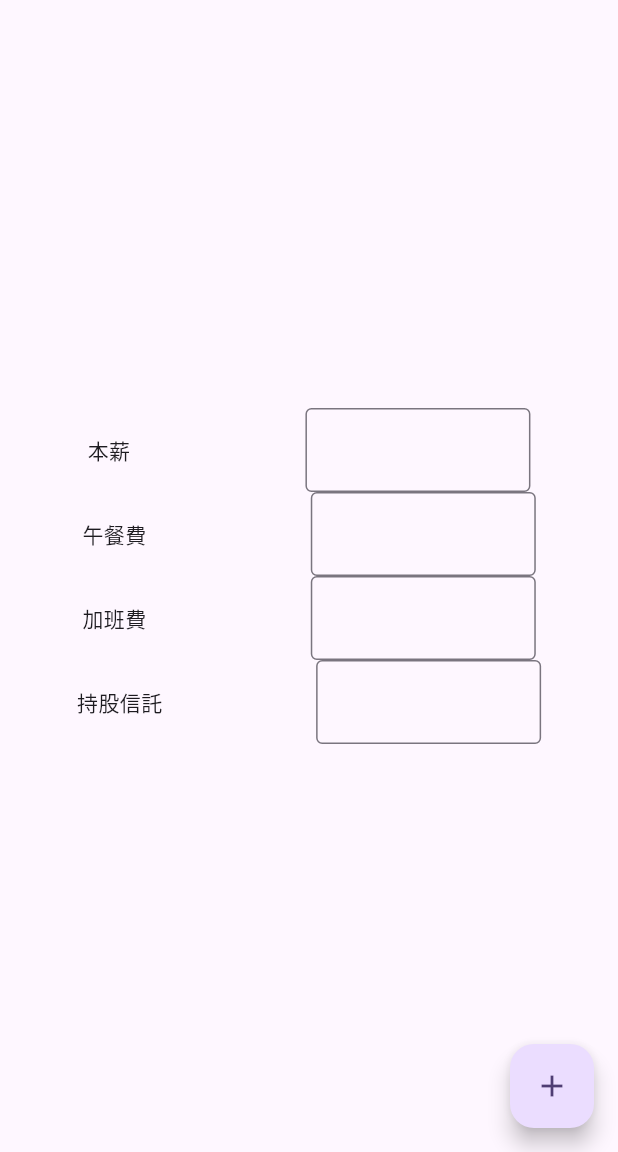
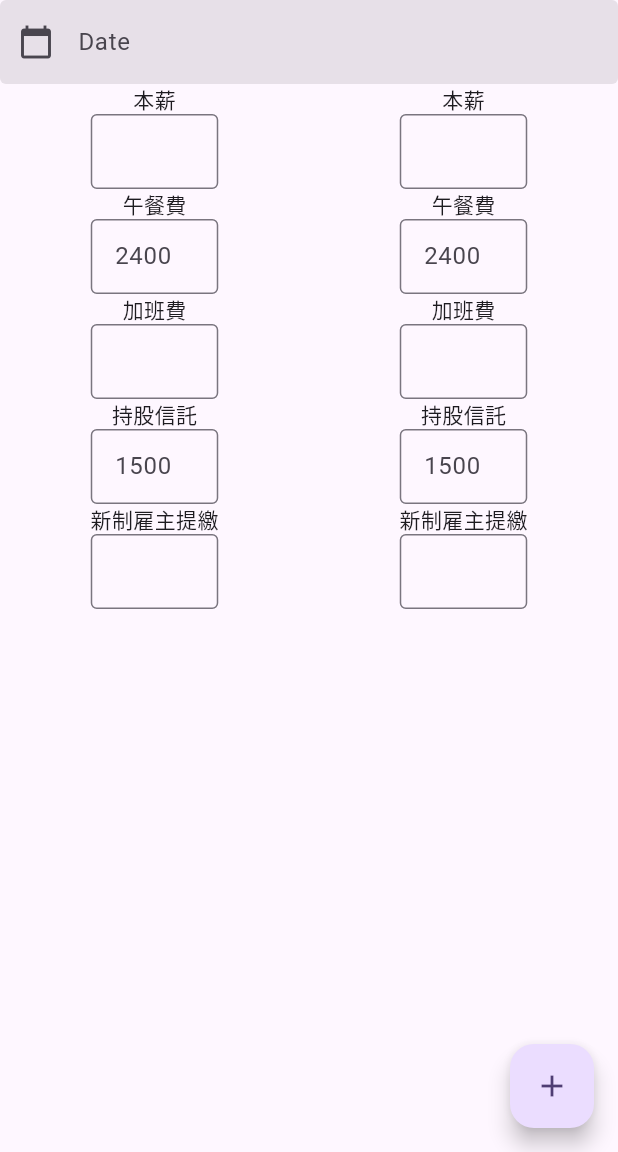
Before and after one commit to xuanzong06/sourceofeverything, a Flutter app: the screen it shows after launch, on a phone screen of 412 x 824 dp, the part 84-1236 px from its top. Run offline on Flutter 3.47's test engine with Material 2 defaults, Android fonts, the phone set to English and light mode, and no system bars.

Commit message:
調整面板

```diff
--- a/lib/main.dart
+++ b/lib/main.dart
@@ -35,6 +35,8 @@ class _MyHomePageState extends State<MyHomePage> {
   late TextEditingController _overtimeController;
   late TextEditingController _trustBonusController;
 
+  late TextEditingController _dateController;
+
   @override
   void initState() {
     super.initState();
@@ -42,6 +44,7 @@ class _MyHomePageState extends State<MyHomePage> {
     _lunchController = TextEditingController();
     _overtimeController = TextEditingController();
     _trustBonusController = TextEditingController();
+    _dateController = TextEditingController();
     // _newEmployerController = TextEditingController();
     // _healthInsuranceController = TextEditingController();
     // _laborInsuranceController = TextEditingController();
@@ -53,19 +56,60 @@ class _MyHomePageState extends State<MyHomePage> {
 
   @override
   Widget build(BuildContext context) {
+    Future<void> _selectDate() async {
+      DateTime? _picked = await showDatePicker(
+        context: context,
+        initialDate: DateTime.now(),
+        firstDate: DateTime(2000),
+        lastDate: DateTime(2100),
+      );
+
+      if (_picked != null) {
+        setState(() {
+          _dateController.text = _picked.toString().split(" ")[0];
+        });
+      }
+    }
+
     return Scaffold(
       appBar: AppBar(
         backgroundColor: Theme.of(context).colorScheme.inversePrimary,
         title: Text(widget.title),
       ),
       body: Column(
+        children: [
+          Container(
+            child: TextField(
+              controller: _dateController,
+              decoration: InputDecoration(
+                labelText: 'Date',
+                filled: true,
+                prefixIcon: Icon(Icons.calendar_today),
+                enabledBorder: OutlineInputBorder(
+                  borderSide: BorderSide.none,
+                ),
+                focusedBorder: OutlineInputBorder(
+                  borderSide: BorderSide(color: Colors.blue),
+                ),
+              ),
+              readOnly: true,
+              onTap: () {
+                _selectDate();
+              },
+            ),
+          ),
+          Row(
+            mainAxisAlignment: MainAxisAlignment.center,
+            children: [
+              Expanded(
+                child: Column(
                   mainAxisAlignment: MainAxisAlignment.center,
                   children: [
                     CustomInputField(
                         labelText: '本薪',
                         controller: _basicSalaryController,
                         keyboardType: TextInputType.number),
-          CustomInputField(
+                    CustomInputFieldHint(
                         labelText: '午餐費',
                         controller: _lunchController,
                         keyboardType: TextInputType.number),
@@ -76,7 +120,43 @@ class _MyHomePageState extends State<MyHomePage> {
                     CustomInputFieldHint(
                         labelText: '持股信託',
                         controller: _trustBonusController,
-              keyboardType: TextInputType.number)
+                        keyboardType: TextInputType.number),
+                    CustomInputFieldHint(
+                        labelText: '新制雇主提繳',
+                        controller: _trustBonusController,
+                        keyboardType: TextInputType.number),
+                  ],
+                ),
+              ),
+              Expanded(
+                child: Column(
+                  mainAxisAlignment: MainAxisAlignment.center,
+                  children: [
+                    CustomInputField(
+                        labelText: '本薪',
+                        controller: _basicSalaryController,
+                        keyboardType: TextInputType.number),
+                    CustomInputFieldHint(
+                        labelText: '午餐費',
+                        controller: _lunchController,
+                        keyboardType: TextInputType.number),
+                    CustomInputField(
+                        labelText: '加班費',
+                        controller: _overtimeController,
+                        keyboardType: TextInputType.number),
+                    CustomInputFieldHint(
+                        labelText: '持股信託',
+                        controller: _trustBonusController,
+                        keyboardType: TextInputType.number),
+                    CustomInputFieldHint(
+                        labelText: '新制雇主提繳',
+                        controller: _trustBonusController,
+                        keyboardType: TextInputType.number),
+                  ],
+                ),
+              ),
+            ],
+          )
         ],
       ),
       floatingActionButton: FloatingActionButton(
@@ -101,13 +181,13 @@ class CustomInputField extends StatelessWidget {
 
   @override
   Widget build(BuildContext context) {
-    return Row(
+    return Column(
       mainAxisAlignment: MainAxisAlignment.spaceEvenly,
       children: [
         Text(labelText),
-        SizedBox(height: 10),
         Container(
-          width: 150,
+          width: 85,
+          height: 50,
           child: TextField(
             controller: controller,
             keyboardType: keyboardType,
@@ -135,18 +215,27 @@ class CustomInputFieldHint extends StatelessWidget {
 
   @override
   Widget build(BuildContext context) {
-    return Row(
+    String fixText = "";
+    if (labelText == "持股信託") {
+      fixText = "1500";
+    }
+    if (labelText == "午餐費") {
+      fixText = "2400";
+    }
+
+    return Column(
       mainAxisAlignment: MainAxisAlignment.spaceEvenly,
       children: [
         Text(labelText),
-        SizedBox(height: 10),
         Container(
-          width: 150,
+          width: 85,
+          height: 50,
           child: TextField(
             controller: controller,
             keyboardType: keyboardType,
             decoration: InputDecoration(
               border: OutlineInputBorder(),
+              labelText: fixText,
               // labelText: labelText,
             ),
           ),
@@ -155,3 +244,10 @@ class CustomInputFieldHint extends StatelessWidget {
     );
   }
 }
+
+class BasicInput extends StatelessWidget {
+  @override
+  Widget build(BuildContext context) {
+    return const Placeholder();
+  }
+}
```
Lines whose indentation alone changed are shown as unchanged.
